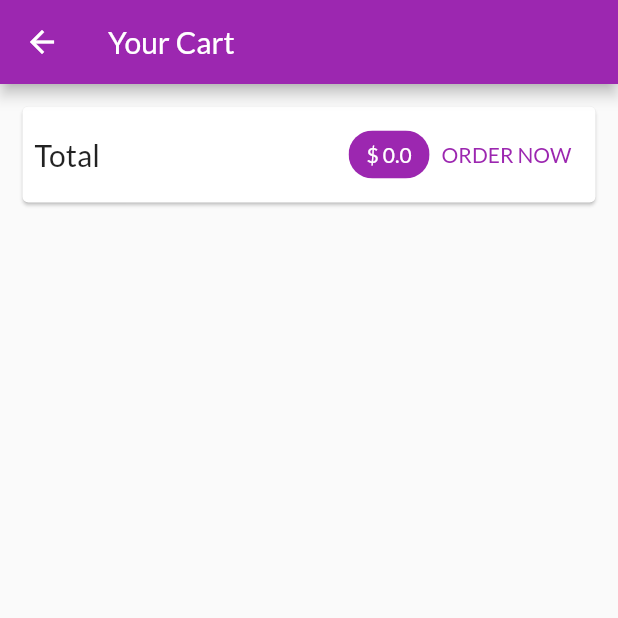
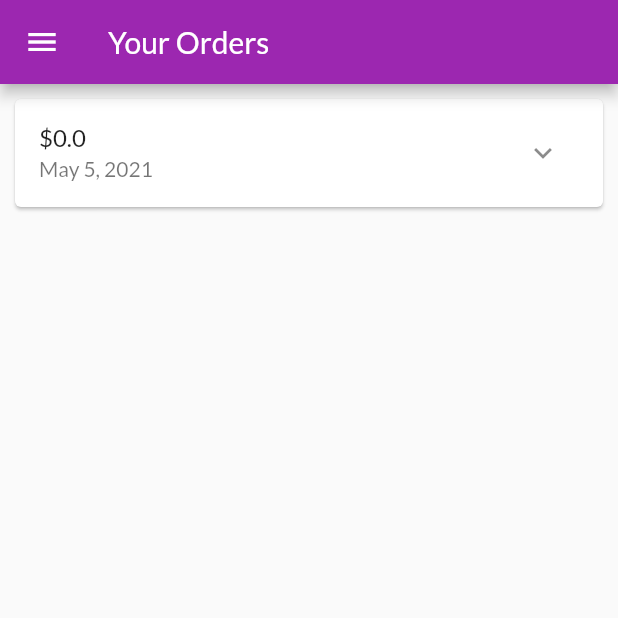
Before and after one commit to TADIYOS49/State-Management-with-flutter, a Flutter app: the CartScreen screen opened by its route, after a tap on "ORDER NOW", on a phone screen of 412 x 824 dp, the top half of it. Run offline on Flutter 3.47's test engine with Material 2 defaults, Android fonts, the phone set to English and light mode, and no system bars; network calls fail.

Commit message:
order functionality, drawer,expanded view,some navigation

```diff
--- a/lib/main.dart
+++ b/lib/main.dart
@@ -1,7 +1,9 @@
 import 'package:flutter/material.dart';
 import 'package:provider/provider.dart';
 import 'package:shop/providers/cart.dart';
+import 'package:shop/providers/orders.dart';
 import 'package:shop/screens/cart_screen.dart';
+import 'package:shop/screens/orders_screen.dart';
 import 'package:shop/screens/product_detail_screen.dart';
 import 'package:shop/screens/products_overview_screen.dart';
 import 'providers/products.dart';
@@ -22,6 +24,9 @@ class MyApp extends StatelessWidget {
         ChangeNotifierProvider.value(
           value: Cart(),
         ),
+        ChangeNotifierProvider.value(
+          value: Orders(),
+        ),
       ],
       child: MaterialApp(
         theme: ThemeData(
@@ -34,6 +39,7 @@ class MyApp extends StatelessWidget {
         routes: {
           ProductDetailScreen.routeName: (ctx) => ProductDetailScreen(),
           CartScreen.routeName: (ctx) => CartScreen(),
+          OrdersScreen.routeName:(ctx)=>OrdersScreen(),
         },
       ),
     );
--- a/lib/providers/cart.dart
+++ b/lib/providers/cart.dart
@@ -53,4 +53,9 @@ class Cart with ChangeNotifier {
     _items.remove(productId);
     notifyListeners();
   }
+
+  void clear() {
+    _items = {};
+    notifyListeners();
+  }
 }
--- /dev/null
+++ b/lib/providers/orders.dart
@@ -0,0 +1,27 @@
+import 'package:flutter/material.dart';
+
+import './cart.dart';
+
+class OrderItem {
+  final String id;
+  final double amount;
+  final List<CartItem> products;
+  final DateTime datatime;
+
+  OrderItem({this.id, this.amount, this.products, this.datatime});
+}
+
+class Orders with ChangeNotifier {
+  List<OrderItem> _orders = [];
+  List<OrderItem> get orders {
+    return [..._orders];
+  }
+
+  void addOrder(List<CartItem> cartProducts, double total) {
+    _orders.insert(
+        0,
+        OrderItem(
+            id:DateTime.now().toString(), amount:total, products:cartProducts, datatime:DateTime.now()));
+    notifyListeners();
+  }
+}
--- a/lib/screens/cart_screen.dart
+++ b/lib/screens/cart_screen.dart
@@ -1,6 +1,8 @@
 import 'package:flutter/material.dart';
 import 'package:provider/provider.dart';
 import 'package:shop/providers/cart.dart';
+import 'package:shop/providers/orders.dart';
+import 'package:shop/screens/orders_screen.dart';
 import '../widgets/cart_item.dart' as ci;
 
 class CartScreen extends StatelessWidget {
@@ -28,7 +30,7 @@ class CartScreen extends StatelessWidget {
                   Spacer(),
                   Chip(
                     label: Text(
-                      '\$ ${cart.totalAmount}',
+                      '\$ ${cart.totalAmount.toStringAsFixed(2)}',
                       style: TextStyle(
                           color: Theme.of(context)
                               .primaryTextTheme
@@ -38,7 +40,12 @@ class CartScreen extends StatelessWidget {
                     backgroundColor: Theme.of(context).primaryColor,
                   ),
                   TextButton(
-                    onPressed: () {},
+                    onPressed: () {
+                      Provider.of<Orders>(context, listen: false).addOrder(
+                          cart.items.values.toList(), cart.totalAmount);
+                      cart.clear();
+                      Navigator.of(context).pushNamed(OrdersScreen.routeName);
+                    },
                     child: Text('ORDER NOW'),
                   )
                 ],
--- /dev/null
+++ b/lib/screens/orders_screen.dart
@@ -0,0 +1,23 @@
+import 'package:flutter/material.dart';
+import 'package:provider/provider.dart';
+import 'package:shop/providers/orders.dart';
+import 'package:shop/widgets/app_drawer.dart';
+import '../widgets/order_item.dart' as ord;
+
+class OrdersScreen extends StatelessWidget {
+  static const routeName = '/orderscreen';
+  @override
+  Widget build(BuildContext context) {
+    final orderData = Provider.of<Orders>(context);
+    return Scaffold(
+      appBar: AppBar(
+        title: Text('Your Orders'),
+      ),
+      drawer: AppDrawer(),
+      body: ListView.builder(
+        itemCount: orderData.orders.length,
+        itemBuilder: (ctx, i) => ord.OrderItem(orderData.orders[i]),
+      ),
+    );
+  }
+}
--- a/lib/screens/products_overview_screen.dart
+++ b/lib/screens/products_overview_screen.dart
@@ -2,6 +2,7 @@ import 'package:flutter/material.dart';
 import 'package:provider/provider.dart';
 import 'package:shop/providers/cart.dart';
 import 'package:shop/screens/cart_screen.dart';
+import 'package:shop/widgets/app_drawer.dart';
 import 'package:shop/widgets/badge.dart';
 import 'package:shop/widgets/product_grid.dart';
 
@@ -61,6 +62,7 @@ class _ProductOverviewScreenState extends State<ProductOverviewScreen> {
         ],
       ),
       body: ProductGrid(_showOnlyFavorites),
+      drawer: AppDrawer(),
     );
   }
 }
--- /dev/null
+++ b/lib/widgets/order_item.dart
@@ -0,0 +1,68 @@
+import 'package:intl/intl.dart';
+import 'package:flutter/material.dart';
+import '../providers/orders.dart' as ord;
+import 'dart:math';
+
+class OrderItem extends StatefulWidget {
+  final ord.OrderItem order;
+
+  OrderItem(this.order);
+
+  @override
+  _OrderItemState createState() => _OrderItemState();
+}
+
+class _OrderItemState extends State<OrderItem> {
+  var _expanded = false;
+
+  @override
+  Widget build(BuildContext context) {
+    return Card(
+      margin: EdgeInsets.all(10),
+      child: Column(
+        children: <Widget>[
+          ListTile(
+            title: Text('\$${widget.order.amount}'),
+            subtitle: Text(
+              DateFormat.yMMMd().format(widget.order.datatime),
+            ),
+            trailing: IconButton(
+              icon: Icon(_expanded ? Icons.expand_less : Icons.expand_more),
+              onPressed: () {
+                setState(() {
+                  _expanded = !_expanded;
+                });
+              },
+            ),
+          ),
+          if (_expanded)
+            Container(
+              height: min(widget.order.products.length * 20.0 + 50, 150),
+              child: ListView(
+                children: widget.order.products
+                    .map((item) => Padding(
+                          padding: const EdgeInsets.all(10.0),
+                          child: Row(
+                            mainAxisAlignment: MainAxisAlignment.spaceBetween,
+                            children: [
+                              Text(
+                                item.title,
+                                style: TextStyle(
+                                    fontSize: 18, fontWeight: FontWeight.bold),
+                              ),
+                              Text(
+                                '${item.quantity}x\$${item.price}',
+                                style:
+                                    TextStyle(fontSize: 18, color: Colors.grey),
+                              )
+                            ],
+                          ),
+                        ))
+                    .toList(),
+              ),
+            )
+        ],
+      ),
+    );
+  }
+}
--- a/pubspec.yaml
+++ b/pubspec.yaml
@@ -24,6 +24,7 @@ dependencies:
   flutter:
     sdk: flutter
   provider: ^5.0.0
+  intl: ^0.15.8
 
 
   # The following adds the Cupertino Icons font to your application.
```
Also changed, not shown: lib/screens/product_detail_screen.dart (+35 -1 lines), lib/widgets/app_drawer.dart (added, +34 -0 lines), pubspec.lock.
